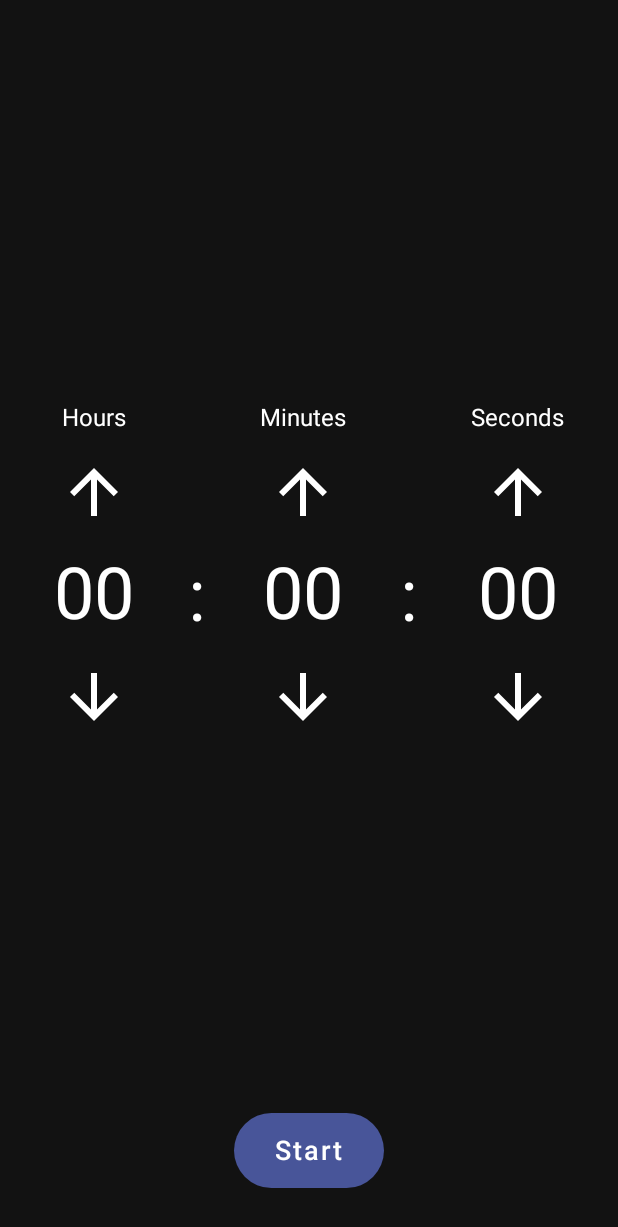
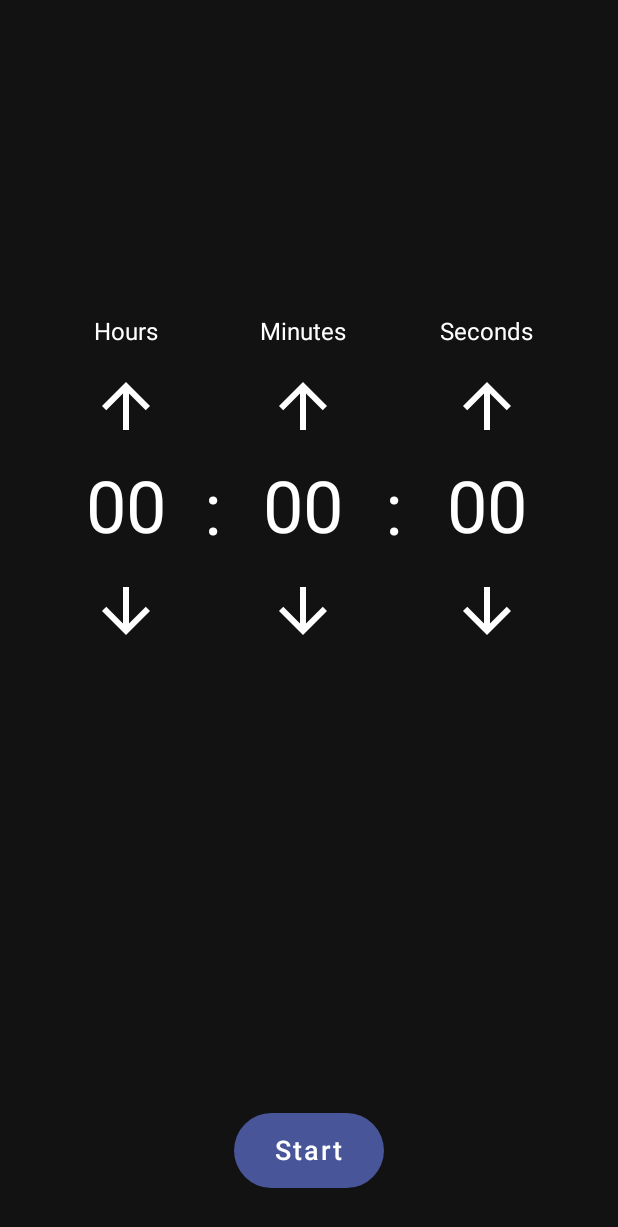
Before and after one commit to alanvan-agl/jetpack-challenge-countdown, an Android app built with Jetpack Compose: the screen it shows after launch (MainActivity), on a phone screen of 412 x 824 dp. Shown: the top 1227 px of the screen. Run offline under Robolectric (Android 15) with nearby library versions, the phone set to English and light mode, and no system bars; our stand-ins replace constraintlayout-compose.

Commit message:
resize duration screen

```diff
--- a/app/src/main/java/com/example/androiddevchallenge/MainActivity.kt
+++ b/app/src/main/java/com/example/androiddevchallenge/MainActivity.kt
@@ -15,6 +15,7 @@
  */
 package com.example.androiddevchallenge
 
+import android.annotation.SuppressLint
 import android.app.AlarmManager
 import android.app.PendingIntent
 import android.content.Context
@@ -84,12 +85,13 @@ class MainActivity : AppCompatActivity() {
         alarmManager.setExact(AlarmManager.RTC_WAKEUP, System.currentTimeMillis() + timeRemainingInMillis, pendingIntent)
     }
 
+    @SuppressLint("UnspecifiedImmutableFlag")
     private fun cancelAlarm() {
         val pendingIntent = PendingIntent.getBroadcast(
             this,
             1,
             Intent(this, AlertReceiver::class.java),
-            PendingIntent.FLAG_IMMUTABLE
+            PendingIntent.FLAG_UPDATE_CURRENT
         )
         alarmManager.cancel(pendingIntent)
     }
--- a/app/src/main/java/com/example/androiddevchallenge/ui/CountDownScreen.kt
+++ b/app/src/main/java/com/example/androiddevchallenge/ui/CountDownScreen.kt
@@ -16,16 +16,18 @@
 package com.example.androiddevchallenge.ui
 
 import androidx.compose.runtime.Composable
+import androidx.compose.ui.unit.dp
 import com.example.androiddevchallenge.MainViewModel
 
 @Composable
 fun CountDownScreen(viewModel: MainViewModel, timerState: TimerState) {
+    val requiredSize = 350.dp
     when (timerState) {
         is TimerState.Idle -> {
-            DurationSelector(viewModel)
+            DurationSelector(requiredSize, viewModel)
         }
         TimerState.Running, TimerState.Paused -> {
-            CountDown(viewModel)
+            CountDown(requiredSize, viewModel)
         }
     }
 }
--- a/app/src/main/java/com/example/androiddevchallenge/ui/DurationSelector.kt
+++ b/app/src/main/java/com/example/androiddevchallenge/ui/DurationSelector.kt
@@ -18,7 +18,8 @@ package com.example.androiddevchallenge.ui
 import androidx.compose.foundation.layout.Arrangement
 import androidx.compose.foundation.layout.PaddingValues
 import androidx.compose.foundation.layout.Row
-import androidx.compose.foundation.layout.fillMaxWidth
+import androidx.compose.foundation.layout.requiredWidth
+import androidx.compose.foundation.layout.requiredHeight
 import androidx.compose.foundation.layout.padding
 import androidx.compose.material.MaterialTheme
 import androidx.compose.material.Text
@@ -26,18 +27,21 @@ import androidx.compose.runtime.Composable
 import androidx.compose.runtime.collectAsState
 import androidx.compose.ui.Modifier
 import androidx.compose.ui.res.stringResource
+import androidx.compose.ui.unit.Dp
 import androidx.compose.ui.unit.dp
 import androidx.compose.ui.unit.sp
 import com.example.androiddevchallenge.MainViewModel
 import com.example.androiddevchallenge.R
 
 @Composable
-fun DurationSelector(viewModel: MainViewModel) {
+fun DurationSelector(requiredSize: Dp, viewModel: MainViewModel) {
     val currentHour = viewModel.hour.collectAsState()
     val currentMinute = viewModel.minute.collectAsState()
     val currentSecond = viewModel.second.collectAsState()
     Row(
-        modifier = Modifier.fillMaxWidth(),
+        modifier = Modifier
+            .requiredWidth(requiredSize)
+            .requiredHeight(requiredSize),
         horizontalArrangement = Arrangement.SpaceEvenly
     ) {
         NumberSelector(
--- a/app/src/main/res/values-night/themes.xml
+++ b/app/src/main/res/values-night/themes.xml
@@ -12,12 +12,12 @@
     <!-- Base application theme. -->
     <style name="Theme.AndroidDevChallenge" parent="Theme.MaterialComponents.DayNight.DarkActionBar">
         <!-- Primary brand color. -->
-        <item name="colorPrimary">@color/purple_200</item>
-        <item name="colorPrimaryVariant">@color/purple_700</item>
-        <item name="colorOnPrimary">@color/black</item>
+        <item name="colorPrimary">#000000</item>
+        <item name="colorPrimaryVariant">@color/black</item>
+        <item name="colorOnPrimary">@color/white</item>
         <!-- Secondary brand color. -->
-        <item name="colorSecondary">@color/teal_200</item>
-        <item name="colorSecondaryVariant">@color/teal_200</item>
+        <item name="colorSecondary">@color/white</item>
+        <item name="colorSecondaryVariant">@color/white</item>
         <item name="colorOnSecondary">@color/black</item>
         <!-- Status bar color. -->
         <item name="android:statusBarColor" tools:targetApi="l">?attr/colorPrimaryVariant</item>
--- a/app/src/main/res/values/themes.xml
+++ b/app/src/main/res/values/themes.xml
@@ -13,7 +13,7 @@
     <style name="Theme.AndroidDevChallenge" parent="Theme.MaterialComponents.DayNight.DarkActionBar">
         <!-- Primary brand color. -->
         <item name="colorPrimary">#000A12</item>
-        <item name="colorPrimaryVariant">#4F5B62</item>
+        <item name="colorPrimaryVariant">@color/black</item>
         <item name="colorOnPrimary">@color/white</item>
         <!-- Secondary brand color. -->
         <item name="colorSecondary">@color/white</item>
```
Also changed, not shown: app/src/main/java/com/example/androiddevchallenge/ui/CountDown.kt (+6 -5 lines), app/src/main/res/drawable-anydpi-v24/ic_app_icon.xml (added, +15 -0 lines), app/src/main/res/drawable/ic_app_icon.xml (deleted, +0 -18 lines), app/src/main/res/drawable-hdpi/ic_app_icon.png (added), app/src/main/res/drawable-mdpi/ic_app_icon.png (added), app/src/main/res/drawable-xhdpi/ic_app_icon.png (added), app/src/main/res/drawable-xxhdpi/ic_app_icon.png (added), 2 other files.
